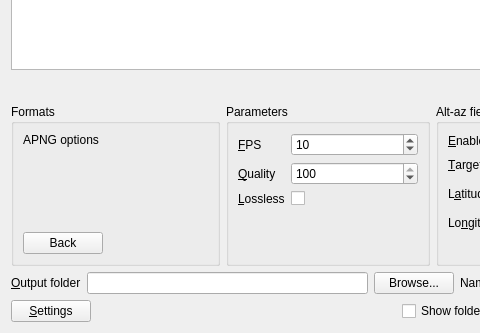
The window that mainframe.ui (EthanChappel/HQ-Animate) describes before a commit, drawn with Qt 5; both pictures show x 0 to 480 and y 267 to 600 of the 650 by 600 pixel window.
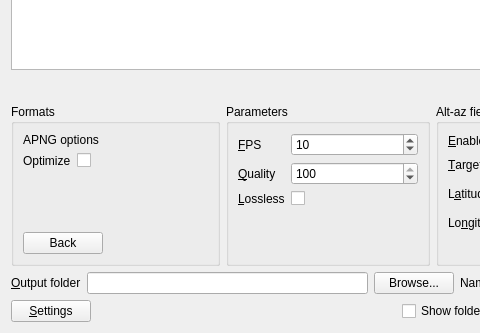
The same window after the commit. The open tabs and pages were chosen to show the change.

Commit message: Add optimize checkbox for APNG.

The edit to the form file:
```diff
--- a/mainframe.ui
+++ b/mainframe.ui
@@ -285,7 +285,31 @@
              </widget>
             </item>
             <item>
-             <layout class="QFormLayout" name="formLayout_6"/>
+             <layout class="QFormLayout" name="formLayout_6">
+              <item row="0" column="1">
+               <widget class="QCheckBox" name="apng_optimize_check">
+                <property name="sizePolicy">
+                 <sizepolicy hsizetype="Fixed" vsizetype="Fixed">
+                  <horstretch>0</horstretch>
+                  <verstretch>0</verstretch>
+                 </sizepolicy>
+                </property>
+                <property name="text">
+                 <string/>
+                </property>
+               </widget>
+              </item>
+              <item row="0" column="0">
+               <widget class="QLabel" name="label_7">
+                <property name="text">
+                 <string>Optimize</string>
+                </property>
+                <property name="buddy">
+                 <cstring>apng_optimize_check</cstring>
+                </property>
+               </widget>
+              </item>
+             </layout>
             </item>
             <item>
              <spacer name="verticalSpacer_3">
```
Left out of the diff: 6 changed lines with no effect on the pictures. The commit also changes 1 other file.
